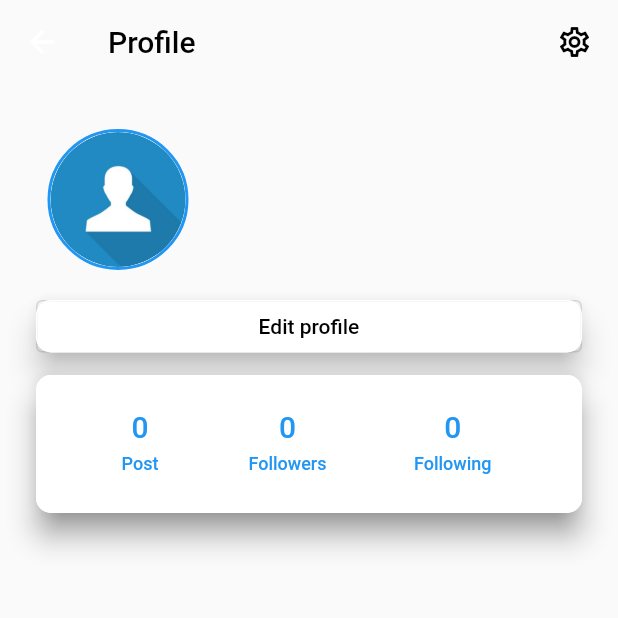
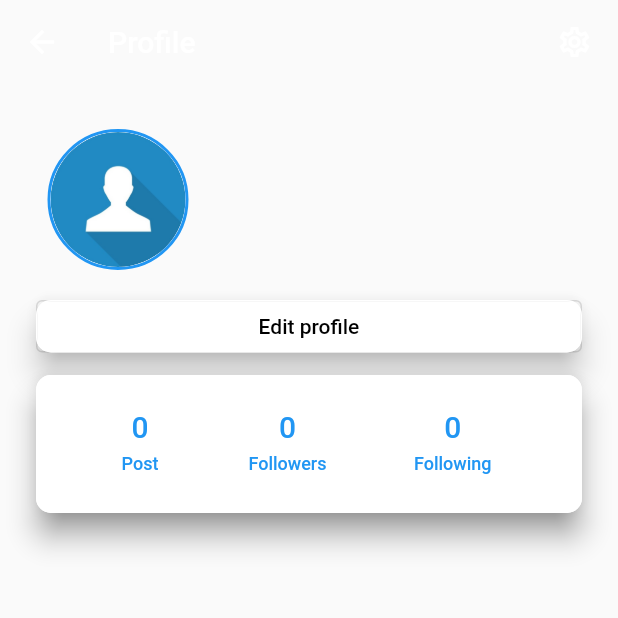
Before and after one commit to Fenillad-23/chatIn, a Flutter app: the UserProfileMain screen opened directly, on a phone screen of 412 x 824 dp, the top half of it. Run offline on Flutter 3.47's test engine with Material 2 defaults, Android fonts, the phone set to English and light mode, and no system bars; our stand-ins replace flutter_switch, font_awesome_flutter, im_stepper, image_picker, local_auth, lottie and 2 more; accounts and stored records are empty; network calls fail.

Commit message:
critical changes

```diff
--- a/lib/HomeScreen/DashBoard.dart
+++ b/lib/HomeScreen/DashBoard.dart
@@ -48,7 +48,7 @@ class _DashboardState extends State<Dashboard> {
       // print("print posted by\n");
       // print(dataList[0][0]['postedBy']);
       print("print response image\n");
-      print(response['posts'][0][0]['image']);
+      print(response['posts'][0][0]['image'][0]);
       print("print image by\n");
       print(dataList[0][0]['image'][0]);
     }
@@ -248,7 +248,7 @@ class _DashboardState extends State<Dashboard> {
           elevation: 0,
           title: Text('Home',
               style: TextStyle(
-                  // color: Colors.black,
+                  color: Colors.black,
                   fontWeight: FontWeight.bold,
                   fontSize: 22)),
           actions: <Widget>[
--- a/lib/HomeScreen/UserProfileMain/UserProfileMain.dart
+++ b/lib/HomeScreen/UserProfileMain/UserProfileMain.dart
@@ -66,7 +66,7 @@ class _UserProfileMainState extends State<UserProfileMain> {
         elevation: 0,
         title: Text(
           'Profile',
-          style: TextStyle(color: Colors.black),
+          // style: TextStyle(color: Colors.black),
         ),
         actions: <Widget>[
           Padding(
@@ -74,7 +74,7 @@ class _UserProfileMainState extends State<UserProfileMain> {
             child: IconButton(
               icon: Icon(
                 Icons.settings_outlined,
-                color: Colors.black,
+                // color: Colors.black,
               ),
               onPressed: () {
                 Navigator.push(context,
```
Also changed, not shown: lib/main.dart (+8 -3 lines).
